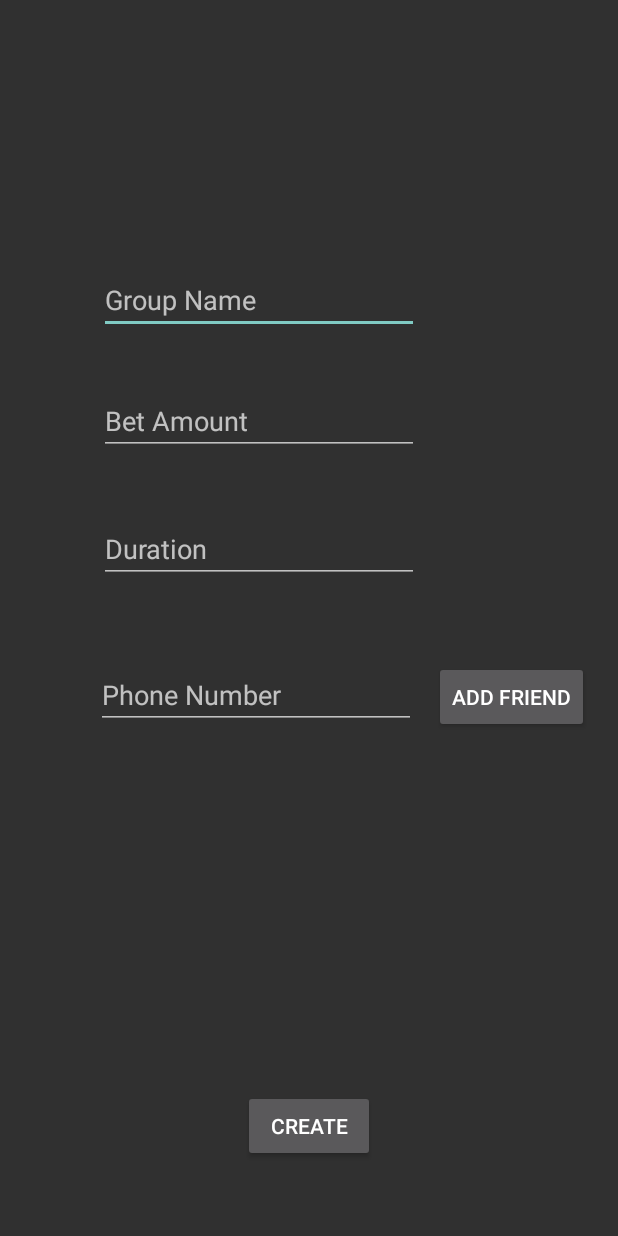
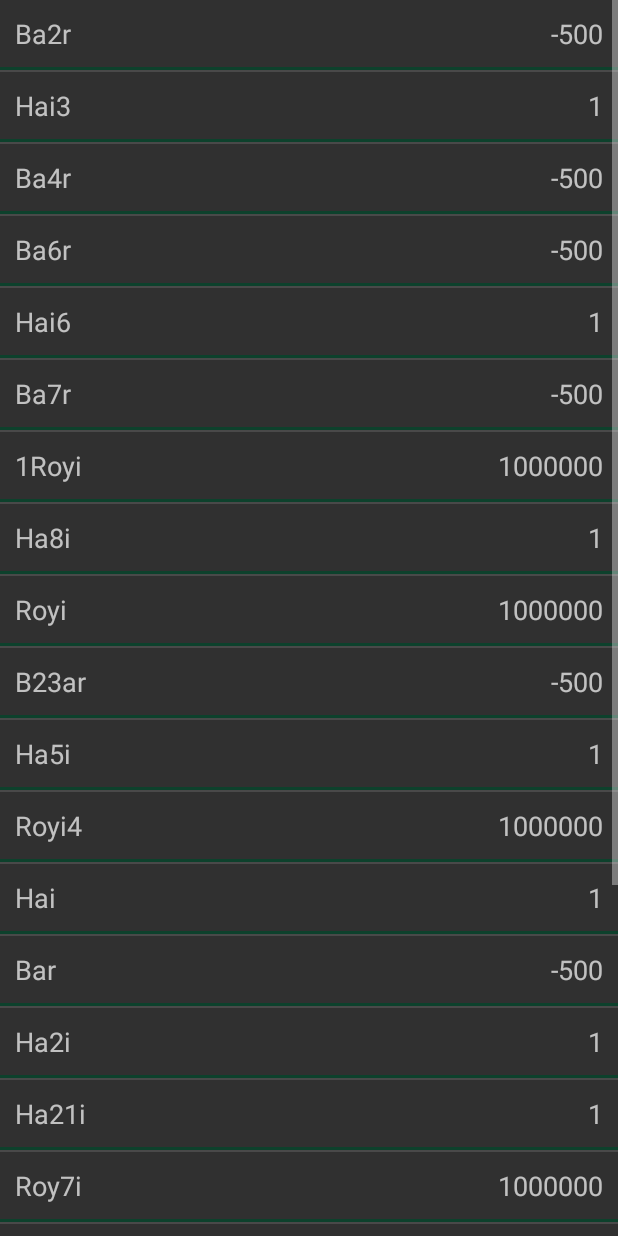
Before and after one commit to RoyiJourno/RaceBet---Android-Studio, an Android app: the MainLandingPage screen opened directly, with no data from a screen before it, after a tap on "CREATE NEW GROUP", on a phone screen of 412 x 824 dp. Run offline under Robolectric (Android 15) with nearby library versions, the phone set to English and light mode, and no system bars; our stand-ins replace Firebase (no records; nobody signed in at launch, a user with empty details on screens opened directly); 1 statement that could not run was skipped.

Commit message:
listGroup for one Group view!

```diff
--- a/app/src/main/AndroidManifest.xml
+++ b/app/src/main/AndroidManifest.xml
@@ -9,7 +9,8 @@
         android:roundIcon="@mipmap/ic_launcher_round"
         android:supportsRtl="true"
         android:theme="@style/Theme.AppCompat.NoActionBar">
-        <activity android:name=".PaymentDetails"></activity>
+        <activity android:name=".GroupView"></activity>
+        <activity android:name=".PaymentDetails" />
         <activity android:name=".PaypalPage" />
         <activity android:name=".CreateGroupPage" />
         <activity android:name=".MainActivity">
--- a/app/src/main/java/com/example/royi/racebet/CreateGroupPage.java
+++ b/app/src/main/java/com/example/royi/racebet/CreateGroupPage.java
@@ -1,5 +1,6 @@
 package com.example.royi.racebet;
 
+import android.support.annotation.Nullable;
 import android.support.v7.app.AppCompatActivity;
 import android.os.Bundle;
 import android.content.Intent;
@@ -11,9 +12,27 @@ import android.widget.Toast;
 import com.google.firebase.auth.FirebaseAuth;
 import com.google.firebase.database.DatabaseReference;
 import com.google.firebase.database.FirebaseDatabase;
+import com.paypal.android.sdk.payments.PayPalConfiguration;
+import com.paypal.android.sdk.payments.PayPalPayment;
+import com.paypal.android.sdk.payments.PayPalService;
+import com.paypal.android.sdk.payments.PaymentActivity;
+import com.paypal.android.sdk.payments.PaymentConfirmation;
+
+import org.json.JSONException;
+
+import java.math.BigDecimal;
 
 
 public class CreateGroupPage extends AppCompatActivity {
+
+
+    public static int PalPalResultCode = 7171;
+
+    private String amount="";
+
+    private static PayPalConfiguration config = new PayPalConfiguration()
+            .environment(PayPalConfiguration.ENVIRONMENT_SANDBOX)//use sandbox on test
+            .clientId(Config.PAYPAL_KEY);
 
     private Button btnCreateGroup, btnAddFriend;
     private EditText txtGroupName,txtBet,txtDuration,txtPhoneNumber;
@@ -21,9 +40,20 @@ public class CreateGroupPage extends AppCompatActivity {
     DatabaseReference dRef;
 
     @Override
+    protected void onDestroy() {
+        stopService(new Intent(this,PayPalService.class));
+        super.onDestroy();
+    }
+
+    @Override
     protected void onCreate(Bundle savedInstanceState) {
         super.onCreate(savedInstanceState);
         setContentView(R.layout.activity_create_group_page);
+
+        //start Paypal service
+        Intent intent=new Intent(this, PayPalService.class);
+        intent.putExtra(PayPalService.EXTRA_PAYPAL_CONFIGURATION,config);
+        startService(intent);
 
         mAuth = FirebaseAuth.getInstance();
         dRef = FirebaseDatabase.getInstance().getReference().child("Groups");
@@ -35,13 +65,22 @@ public class CreateGroupPage extends AppCompatActivity {
         txtDuration=findViewById(R.id.txtDuration);
         txtPhoneNumber=findViewById(R.id.txtPhoneNumber);
 
+
+
         btnCreateGroup.setOnClickListener(new View.OnClickListener() {//יוצר קבוצה ומכניס לדאטה בייס
             @Override
             public void onClick(View v) {
-                Group group = new Group(dRef.push().getKey(),txtGroupName.getText().toString(),txtDuration.getText().toString(),null,mAuth.getUid(),null);
+                /*Group group = new Group(dRef.push().getKey(),txtGroupName.getText().toString(),txtDuration.getText().toString(),null,mAuth.getUid(),null);
                 dRef.child(group.getGruopID()).setValue(group);
                 Intent intent=new Intent(CreateGroupPage.this,PaypalPage.class);
-                startActivity(intent);
+                startActivity(intent);*/
+                amount = txtBet.getText().toString();
+                PayPalPayment payPalPayment=new PayPalPayment(new BigDecimal(String.valueOf(amount)),"USD",
+                        "The Game started",PayPalPayment.PAYMENT_INTENT_SALE);
+                Intent intent=new Intent(getApplicationContext(), PaymentActivity.class);
+                intent.putExtra(PayPalService.EXTRA_PAYPAL_CONFIGURATION,config);
+                intent.putExtra(PaymentActivity.EXTRA_PAYMENT,payPalPayment);
+                startActivityForResult(intent,PalPalResultCode);
             }
         });
 
@@ -63,4 +102,32 @@ public class CreateGroupPage extends AppCompatActivity {
         });
 
     }
+    protected void onActivityResult(int requestCode, int resultCode, @Nullable Intent data) {
+        if(requestCode == PalPalResultCode)
+        {
+            if(resultCode == RESULT_OK)
+            {
+                PaymentConfirmation confirmation=data.getParcelableExtra(PaymentActivity.EXTRA_RESULT_CONFIRMATION);
+                if(confirmation !=null)
+                {
+                    try{
+                        String PaymentDetails=confirmation.toJSONObject().toString(4);
+                        startActivity(new Intent(this,PaymentDetails.class)
+                                .putExtra("PaymentDetails",PaymentDetails)
+                                .putExtra("PaymentAmount",amount)
+                        );
+
+
+
+                    } catch (JSONException e){
+                        e.printStackTrace();
+                    }
+                }
+            }
+            else if(resultCode == RESULT_CANCELED)
+                Toast.makeText(this,"Cancel",Toast.LENGTH_SHORT).show();
+        }
+        else if (requestCode == PaymentActivity.RESULT_EXTRAS_INVALID)
+            Toast.makeText(this,"Invalid",Toast.LENGTH_SHORT).show();
+    }
 }
--- /dev/null
+++ b/app/src/main/java/com/example/royi/racebet/CustomAdapterGroupView.java
@@ -0,0 +1,88 @@
+package com.example.royi.racebet;
+
+import android.content.Context;
+import android.graphics.Color;
+import android.util.Log;
+import android.view.LayoutInflater;
+import android.view.View;
+import android.view.ViewGroup;
+import android.widget.BaseAdapter;
+import android.widget.TextView;
+
+import static android.content.ContentValues.TAG;
+
+
+public class CustomAdapterGroupView  extends BaseAdapter {
+
+    private Context context;
+
+
+
+    CustomAdapterGroupView(Context context) {
+
+        this.context = context;
+    }
+
+    @Override
+    public int getViewTypeCount() {
+        return getCount();
+    }
+    @Override
+    public int getItemViewType(int position) {
+
+        return position;
+    }
+
+    @Override
+    public int getCount() {
+        return GroupView.modelArrayList.size();
+    }
+
+    @Override
+    public Object getItem(int position) { return GroupView.modelArrayList.get(position); }
+
+    @Override
+    public long getItemId(int position) {
+        return 0;
+    }
+
+    @Override
+    public View getView(int position, View convertView, ViewGroup parent) {
+        final ViewHolder holder;
+
+        if (convertView == null) {
+            holder = new ViewHolder();
+            LayoutInflater inflater = (LayoutInflater) context.getSystemService(Context.LAYOUT_INFLATER_SERVICE);
+            try {
+                convertView = inflater.inflate(R.layout.group_view_custom_adapter, null, true);
+            }catch (Exception e){
+                Log.e(TAG, "getView: ",e.getCause() );
+            }
+
+
+
+            holder.nameShowList = (TextView) convertView.findViewById(R.id.nameListShow);
+            holder.scoreShowList = (TextView) convertView.findViewById(R.id.scoreShow);
+
+
+
+
+            convertView.setTag(holder);
+        }else {
+            // the getTag returns the viewHolder object set as a tag to the view
+            holder = (ViewHolder)convertView.getTag();
+        }
+
+        holder.nameShowList.setText(GroupView.modelArrayList.get(position).getFullname());
+        holder.scoreShowList.setText(String.valueOf(GroupView.modelArrayList.get(position).getScore()));
+
+
+        return convertView;
+    }
+
+    private class ViewHolder {
+
+        private TextView nameShowList, scoreShowList;
+    }
+
+}
--- /dev/null
+++ b/app/src/main/java/com/example/royi/racebet/GroupView.java
@@ -0,0 +1,123 @@
+package com.example.royi.racebet;
+
+import android.support.annotation.NonNull;
+import android.support.v7.app.AppCompatActivity;
+import android.os.Bundle;
+
+
+import android.support.v7.app.AppCompatActivity;
+import android.os.Bundle;
+import android.view.View;
+import android.widget.AdapterView;
+import android.widget.ListView;
+
+import com.google.firebase.auth.FirebaseAuth;
+import com.google.firebase.database.DataSnapshot;
+import com.google.firebase.database.DatabaseError;
+import com.google.firebase.database.DatabaseReference;
+import com.google.firebase.database.FirebaseDatabase;
+import com.google.firebase.database.ValueEventListener;
+
+import java.util.ArrayList;
+import java.util.Collection;
+import java.util.Collections;
+import java.util.Comparator;
+import java.util.Dictionary;
+import java.util.HashMap;
+import java.util.Map;
+import java.util.Set;
+
+public class GroupView extends AppCompatActivity {
+
+    private ListView lv;
+    public static ArrayList<ModelGroupView> modelArrayList;
+    private CustomAdapterGroupView customAdapter;
+    Map<String,String> listGroup = new HashMap<>();
+    @Override
+    protected void onCreate(Bundle savedInstanceState) {
+        super.onCreate(savedInstanceState);
+        setContentView(R.layout.activity_group_view);
+
+        lv = (ListView) findViewById(R.id.listView);
+        customAdapter = new CustomAdapterGroupView(this);
+
+        initListGroup();
+
+        modelArrayList = getModel();
+        lv.setAdapter(customAdapter);
+
+       /* myRef.addListenerForSingleValueEvent(new ValueEventListener() {
+            @Override
+            public void onDataChange(DataSnapshot dataSnapshot) {
+                Iterable<DataSnapshot> children = dataSnapshot.getChildren();
+
+                for (DataSnapshot child2: children) {
+                    userList.add(child2.getValue(User.class));
+
+                }
+
+                modelArrayList = getModel();
+                lv.setAdapter(customAdapter);
+
+                lv.setOnItemClickListener(new AdapterView.OnItemClickListener() {
+                    @Override
+                    public void onItemClick(AdapterView<?> parent, View view, int position, long id) {
+                        userList.get(position).updateVote();
+                        recreate();
+                    }
+                });
+
+
+            }
+
+            @Override
+            public void onCancelled(DatabaseError databaseError) {
+
+            }
+        });*/
+
+    }
+
+    private void initListGroup() {
+        listGroup.put("Royi","1000000");
+        listGroup.put("Hai","1");
+        listGroup.put("Bar","-500");
+        listGroup.put("R1oyi","1000000");
+        listGroup.put("Ha2i","1");
+        listGroup.put("Bar3","-500");
+        listGroup.put("Royi4","1000000");
+        listGroup.put("Ha5i","1");
+        listGroup.put("Ba6r","-500");
+        listGroup.put("Roy7i","1000000");
+        listGroup.put("Hai3","1");
+        listGroup.put("Ba2r","-500");
+        listGroup.put("1Royi","1000000");
+        listGroup.put("Ha8i","1");
+        listGroup.put("Bar13","-500");
+        listGroup.put("11Royi","1000000");
+        listGroup.put("Ha211i","1");
+        listGroup.put("Ba4r","-500");
+        listGroup.put("Ro5yi","1000000");
+        listGroup.put("Hai6","1");
+        listGroup.put("Ba7r","-500");
+        listGroup.put("Ro8yi","1000000");
+        listGroup.put("Ha21i","1");
+        listGroup.put("B23ar","-500");
+
+
+
+    }
+
+    private ArrayList<ModelGroupView> getModel(){
+        ArrayList<ModelGroupView> list = new ArrayList<>();
+
+        for (String iter:listGroup.keySet())
+        {
+            ModelGroupView model = new ModelGroupView();
+            model.setFullname(iter);
+            model.setScore(listGroup.get(iter));
+            list.add(model);
+        }
+        return list;
+    }
+}
--- a/app/src/main/java/com/example/royi/racebet/MainActivity.java
+++ b/app/src/main/java/com/example/royi/racebet/MainActivity.java
@@ -60,7 +60,7 @@ public class MainActivity extends AppCompatActivity {
             subscribe();
         }
 
-        jump(); //if the user already sign-in.
+        jumpIfRegisterd(); //if the user already sign-in.
 
         userName = findViewById(R.id.userNameInput);
         userPassword = findViewById(R.id.userPasswordInput);
@@ -126,16 +126,16 @@ public class MainActivity extends AppCompatActivity {
     * method to check if user is logged in,
     * if yes jump to MainLendingPage.
     * */
-    private void jump() {
+    private void jumpIfRegisterd() {
         if(isFinishing())
             return;
-        Boolean Registered;
+        Boolean registered;
         final SharedPreferences sharedPref = PreferenceManager.getDefaultSharedPreferences(MainActivity.this);
-        Registered = sharedPref.getBoolean("Registered",false);
+        registered = sharedPref.getBoolean("Registered",false);
 
-        if (!Registered)
+        if (!registered)
         {
-            //
+            //Do Nothing!
         }else {
             startActivity(new Intent(this,MainLandingPage.class));
             finish();
--- a/app/src/main/java/com/example/royi/racebet/MainLandingPage.java
+++ b/app/src/main/java/com/example/royi/racebet/MainLandingPage.java
@@ -59,9 +59,10 @@ public class MainLandingPage extends AppCompatActivity {
             createGroup.setOnClickListener(new View.OnClickListener() {
                 @Override
                 public void onClick(View v) {
-                    Intent intent = new Intent(MainLandingPage.this, CreateGroupPage.class);
+                    /*Intent intent = new Intent(MainLandingPage.this, CreateGroupPage.class);
                     intent.putExtra("User", user);
-                    startActivity(intent);
+                    startActivity(intent);*/
+                    startActivity(new Intent(getApplicationContext(),GroupView.class));
                 }
             });
 
--- /dev/null
+++ b/app/src/main/java/com/example/royi/racebet/ModelGroupView.java
@@ -0,0 +1,23 @@
+package com.example.royi.racebet;
+
+public class ModelGroupView {
+    private String fullname;
+    private String score;
+
+    public String getScore() {
+        return score;
+    }
+
+    public void setScore(String score) {
+        this.score = score;
+    }
+
+
+    public String getFullname() {
+        return fullname;
+    }
+
+    public void setFullname(String fullname) {
+        this.fullname = fullname;
+    }
+}
--- a/app/src/main/java/com/example/royi/racebet/PaymentDetails.java
+++ b/app/src/main/java/com/example/royi/racebet/PaymentDetails.java
@@ -24,7 +24,7 @@ public class PaymentDetails extends AppCompatActivity {
         //get intent
         Intent intent=getIntent();
         try {
-            JSONObject jsonObject=new JSONObject(intent.getStringExtra("PaymentDEtails"));
+            JSONObject jsonObject=new JSONObject(intent.getStringExtra("PaymentDetails"));
             showDetails(jsonObject.getJSONObject("response"),intent.getStringExtra("PaymentAmount"));
         }catch (JSONException e){
             e.printStackTrace();
--- /dev/null
+++ b/app/src/main/res/layout/activity_group_view.xml
@@ -0,0 +1,14 @@
+<?xml version="1.0" encoding="utf-8"?>
+<android.support.constraint.ConstraintLayout xmlns:android="http://schemas.android.com/apk/res/android"
+    xmlns:app="http://schemas.android.com/apk/res-auto"
+    xmlns:tools="http://schemas.android.com/tools"
+    android:layout_width="match_parent"
+    android:layout_height="match_parent"
+    tools:context=".GroupView">
+
+    <ListView
+        android:id="@+id/listView"
+        android:layout_width="match_parent"
+        android:layout_height="match_parent"></ListView>
+
+</android.support.constraint.ConstraintLayout>
--- /dev/null
+++ b/app/src/main/res/layout/group_view_custom_adapter.xml
@@ -0,0 +1,38 @@
+<?xml version="1.0" encoding="utf-8"?>
+<RelativeLayout xmlns:android="http://schemas.android.com/apk/res/android"
+    xmlns:app="http://schemas.android.com/apk/res-auto"
+    xmlns:tools="http://schemas.android.com/tools"
+    android:layout_width="match_parent"
+    android:layout_height="match_parent"
+    android:layout_gravity="end"
+    app:layout_constraintRight_creator="@integer/google_play_services_version"
+    tools:layout_editor_absoluteY="25dp">
+
+    <TextView
+        android:id="@+id/nameListShow"
+        android:layout_margin="10dp"
+        android:text="Hai Dahan"
+        android:layout_width="wrap_content"
+        android:layout_height="wrap_content"
+        android:textSize="18sp"
+        />
+
+    <TextView
+        android:id="@+id/scoreShow"
+        android:layout_margin="10dp"
+        android:text="10000"
+        android:layout_width="wrap_content"
+        android:layout_height="wrap_content"
+        android:textSize="18sp"
+        android:layout_alignParentRight="true"
+        />
+
+    <View
+        android:layout_below="@id/nameListShow"
+        android:layout_width="match_parent"
+        android:layout_height="2dp"
+        android:background="#0D412C" />
+
+
+
+</RelativeLayout>
```
